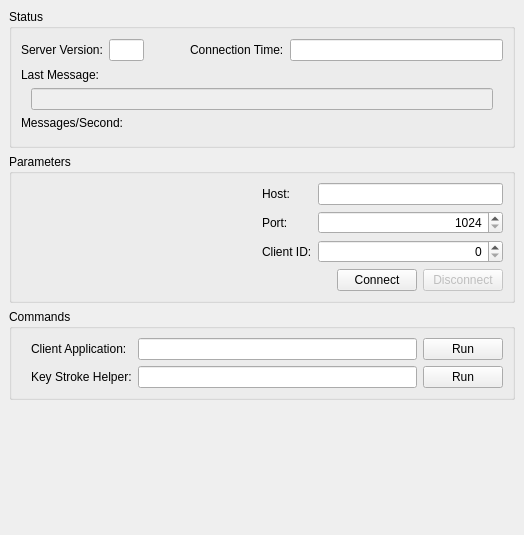
Before: the Qt Designer form profit/widgets/ui_connectionwidget.ui in hpsilva/profitpy, drawn with Qt 5.
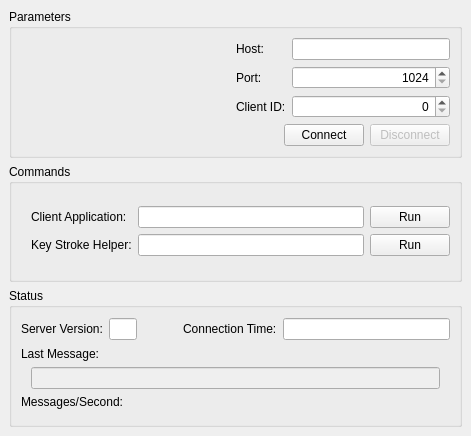
After: the same form once the commit is applied. Icons and pictures are not drawn. Custom widgets are drawn as their Qt base class.

What changed in the file:
```diff
--- a/profit/widgets/ui_connectionwidget.ui
+++ b/profit/widgets/ui_connectionwidget.ui
@@ -5,8 +5,8 @@
    <rect>
     <x>0</x>
     <y>0</y>
-    <width>524</width>
-    <height>535</height>
+    <width>471</width>
+    <height>436</height>
    </rect>
   </property>
   <property name="windowTitle" >
@@ -19,224 +19,6 @@
    <property name="spacing" >
     <number>6</number>
    </property>
-   <item>
-    <widget class="QGroupBox" name="groupBox" >
-     <property name="title" >
-      <string>Status</string>
-     </property>
-     <layout class="QVBoxLayout" >
-      <property name="margin" >
-       <number>9</number>
-      </property>
-      <property name="spacing" >
-       <number>6</number>
-      </property>
-      <item>
-       <layout class="QHBoxLayout" >
-        <property name="margin" >
-         <number>0</number>
-        </property>
-        <property name="spacing" >
-         <number>6</number>
-        </property>
-        <item>
-         <widget class="QLabel" name="label" >
-          <property name="text" >
-           <string>Server Version:</string>
-          </property>
-         </widget>
-        </item>
-        <item>
-         <widget class="QLineEdit" name="serverVersionEdit" >
-          <property name="sizePolicy" >
-           <sizepolicy>
-            <hsizetype>7</hsizetype>
-            <vsizetype>0</vsizetype>
-            <horstretch>1</horstretch>
-            <verstretch>0</verstretch>
-           </sizepolicy>
-          </property>
-          <property name="alignment" >
-           <set>Qt::AlignRight</set>
-          </property>
-          <property name="readOnly" >
-           <bool>true</bool>
-          </property>
-         </widget>
-        </item>
-        <item>
-         <spacer>
-          <property name="orientation" >
-           <enum>Qt::Horizontal</enum>
-          </property>
-          <property name="sizeType" >
-           <enum>QSizePolicy::Minimum</enum>
-          </property>
-          <property name="sizeHint" >
-           <size>
-            <width>40</width>
-            <height>24</height>
-           </size>
-          </property>
-         </spacer>
-        </item>
-        <item>
-         <widget class="QLabel" name="label" >
-          <property name="text" >
-           <string>Connection Time:</string>
-          </property>
-         </widget>
-        </item>
-        <item>
-         <widget class="QLineEdit" name="connectionTimeEdit" >
-          <property name="sizePolicy" >
-           <sizepolicy>
-            <hsizetype>7</hsizetype>
-            <vsizetype>0</vsizetype>
-            <horstretch>6</horstretch>
-            <verstretch>0</verstretch>
-           </sizepolicy>
-          </property>
-          <property name="frame" >
-           <bool>true</bool>
-          </property>
-          <property name="alignment" >
-           <set>Qt::AlignRight</set>
-          </property>
-          <property name="readOnly" >
-           <bool>true</bool>
-          </property>
-         </widget>
-        </item>
-       </layout>
-      </item>
-      <item>
-       <layout class="QGridLayout" >
-        <property name="margin" >
-         <number>0</number>
-        </property>
-        <property name="spacing" >
-         <number>6</number>
-        </property>
-        <item row="1" column="2" >
-         <spacer>
-          <property name="orientation" >
-           <enum>Qt::Horizontal</enum>
-          </property>
-          <property name="sizeType" >
-           <enum>QSizePolicy::Fixed</enum>
-          </property>
-          <property name="sizeHint" >
-           <size>
-            <width>4</width>
-            <height>20</height>
-           </size>
-          </property>
-         </spacer>
-        </item>
-        <item row="1" column="1" >
-         <widget class="QLineEdit" name="lastMessageEdit" >
-          <property name="enabled" >
-           <bool>false</bool>
-          </property>
-          <property name="focusPolicy" >
-           <enum>Qt::NoFocus</enum>
-          </property>
-          <property name="readOnly" >
-           <bool>true</bool>
-          </property>
-         </widget>
-        </item>
-        <item row="0" column="0" colspan="3" >
-         <widget class="QLabel" name="label" >
-          <property name="text" >
-           <string>Last Message:</string>
-          </property>
-         </widget>
-        </item>
-        <item row="1" column="0" >
-         <spacer>
-          <property name="orientation" >
-           <enum>Qt::Horizontal</enum>
-          </property>
-          <property name="sizeType" >
-           <enum>QSizePolicy::Fixed</enum>
-          </property>
-          <property name="sizeHint" >
-           <size>
-            <width>4</width>
-            <height>20</height>
-           </size>
-          </property>
-         </spacer>
-        </item>
-       </layout>
-      </item>
-      <item>
-       <layout class="QVBoxLayout" >
-        <property name="margin" >
-         <number>0</number>
-        </property>
-        <property name="spacing" >
-         <number>6</number>
-        </property>
-        <item>
-         <widget class="QLabel" name="label" >
-          <property name="text" >
-           <string>Messages/Second:</string>
-          </property>
-          <property name="alignment" >
-           <set>Qt::AlignLeading|Qt::AlignLeft|Qt::AlignTop</set>
-          </property>
-         </widget>
-        </item>
-        <item>
-         <widget class="QwtThermo" name="rateThermo" >
-          <property name="alarmColor" >
-           <color>
-            <red>255</red>
-            <green>0</green>
-            <blue>0</blue>
-           </color>
-          </property>
-          <property name="alarmEnabled" >
-           <bool>true</bool>
-          </property>
-          <property name="alarmLevel" >
-           <double>100.000000000000000</double>
-          </property>
-          <property name="scalePosition" >
-           <enum>QwtThermo::BottomScale</enum>
-          </property>
-          <property name="borderWidth" >
-           <number>1</number>
-          </property>
-          <property name="fillColor" >
-           <color>
-            <red>0</red>
-            <green>255</green>
-            <blue>0</blue>
-           </color>
-          </property>
-          <property name="maxValue" >
-           <double>150.000000000000000</double>
-          </property>
-          <property name="minValue" >
-           <double>0.000000000000000</double>
-          </property>
-          <property name="pipeWidth" >
-           <number>12</number>
-          </property>
-          <property name="value" >
-           <double>130.000000000000000</double>
-          </property>
-         </widget>
-        </item>
-       </layout>
-      </item>
-     </layout>
-    </widget>
-   </item>
    <item>
     <widget class="QGroupBox" name="groupBox" >
      <property name="title" >
@@ -505,17 +287,219 @@
     </widget>
    </item>
    <item>
+    <widget class="QGroupBox" name="groupBox" >
+     <property name="title" >
+      <string>Status</string>
+     </property>
+     <layout class="QVBoxLayout" >
+      <property name="margin" >
+       <number>9</number>
+      </property>
+      <property name="spacing" >
+       <number>6</number>
+      </property>
+      <item>
+       <layout class="QHBoxLayout" >
+        <property name="margin" >
+         <number>0</number>
+        </property>
+        <property name="spacing" >
+         <number>6</number>
+        </property>
+        <item>
+         <widget class="QLabel" name="label" >
+          <property name="text" >
+           <string>Server Version:</string>
+          </property>
+         </widget>
+        </item>
+        <item>
+         <widget class="QLineEdit" name="serverVersionEdit" >
+          <property name="sizePolicy" >
+           <sizepolicy>
+            <hsizetype>7</hsizetype>
+            <vsizetype>0</vsizetype>
+            <horstretch>1</horstretch>
+            <verstretch>0</verstretch>
+           </sizepolicy>
+          </property>
+          <property name="alignment" >
+           <set>Qt::AlignRight</set>
+          </property>
+          <property name="readOnly" >
+           <bool>true</bool>
+          </property>
+         </widget>
+        </item>
+        <item>
     <spacer>
      <property name="orientation" >
-      <enum>Qt::Vertical</enum>
-     </property>
+           <enum>Qt::Horizontal</enum>
+          </property>
+          <property name="sizeType" >
+           <enum>QSizePolicy::Minimum</enum>
+          </property>
      <property name="sizeHint" >
       <size>
-       <width>506</width>
-       <height>71</height>
+            <width>40</width>
+            <height>24</height>
       </size>
      </property>
     </spacer>
+        </item>
+        <item>
+         <widget class="QLabel" name="label" >
+          <property name="text" >
+           <string>Connection Time:</string>
+          </property>
+         </widget>
+        </item>
+        <item>
+         <widget class="QLineEdit" name="connectionTimeEdit" >
+          <property name="sizePolicy" >
+           <sizepolicy>
+            <hsizetype>7</hsizetype>
+            <vsizetype>0</vsizetype>
+            <horstretch>6</horstretch>
+            <verstretch>0</verstretch>
+           </sizepolicy>
+          </property>
+          <property name="frame" >
+           <bool>true</bool>
+          </property>
+          <property name="alignment" >
+           <set>Qt::AlignRight</set>
+          </property>
+          <property name="readOnly" >
+           <bool>true</bool>
+          </property>
+         </widget>
+        </item>
+       </layout>
+      </item>
+      <item>
+       <layout class="QGridLayout" >
+        <property name="margin" >
+         <number>0</number>
+        </property>
+        <property name="spacing" >
+         <number>6</number>
+        </property>
+        <item row="1" column="2" >
+         <spacer>
+          <property name="orientation" >
+           <enum>Qt::Horizontal</enum>
+          </property>
+          <property name="sizeType" >
+           <enum>QSizePolicy::Fixed</enum>
+          </property>
+          <property name="sizeHint" >
+           <size>
+            <width>4</width>
+            <height>20</height>
+           </size>
+          </property>
+         </spacer>
+        </item>
+        <item row="1" column="1" >
+         <widget class="QLineEdit" name="lastMessageEdit" >
+          <property name="enabled" >
+           <bool>false</bool>
+          </property>
+          <property name="focusPolicy" >
+           <enum>Qt::NoFocus</enum>
+          </property>
+          <property name="readOnly" >
+           <bool>true</bool>
+          </property>
+         </widget>
+        </item>
+        <item row="0" column="0" colspan="3" >
+         <widget class="QLabel" name="label" >
+          <property name="text" >
+           <string>Last Message:</string>
+          </property>
+         </widget>
+        </item>
+        <item row="1" column="0" >
+         <spacer>
+          <property name="orientation" >
+           <enum>Qt::Horizontal</enum>
+          </property>
+          <property name="sizeType" >
+           <enum>QSizePolicy::Fixed</enum>
+          </property>
+          <property name="sizeHint" >
+           <size>
+            <width>4</width>
+            <height>20</height>
+           </size>
+          </property>
+         </spacer>
+        </item>
+       </layout>
+      </item>
+      <item>
+       <layout class="QVBoxLayout" >
+        <property name="margin" >
+         <number>0</number>
+        </property>
+        <property name="spacing" >
+         <number>6</number>
+        </property>
+        <item>
+         <widget class="QLabel" name="label" >
+          <property name="text" >
+           <string>Messages/Second:</string>
+          </property>
+          <property name="alignment" >
+           <set>Qt::AlignLeading|Qt::AlignLeft|Qt::AlignTop</set>
+          </property>
+         </widget>
+        </item>
+        <item>
+         <widget class="QwtThermo" name="rateThermo" >
+          <property name="alarmColor" >
+           <color>
+            <red>200</red>
+            <green>0</green>
+            <blue>0</blue>
+           </color>
+          </property>
+          <property name="alarmEnabled" >
+           <bool>true</bool>
+          </property>
+          <property name="alarmLevel" >
+           <double>180.000000000000000</double>
+          </property>
+          <property name="scalePosition" >
+           <enum>QwtThermo::BottomScale</enum>
+          </property>
+          <property name="borderWidth" >
+           <number>2</number>
+          </property>
+          <property name="fillColor" >
+           <color>
+            <red>0</red>
+            <green>200</green>
+            <blue>0</blue>
+           </color>
+          </property>
+          <property name="maxValue" >
+           <double>200.000000000000000</double>
+          </property>
+          <property name="pipeWidth" >
+           <number>10</number>
+          </property>
+          <property name="value" >
+           <double>195.000000000000000</double>
+          </property>
+         </widget>
+        </item>
+       </layout>
+      </item>
+     </layout>
+    </widget>
    </item>
   </layout>
  </widget>
```
Lines whose indentation alone changed are shown as unchanged.
